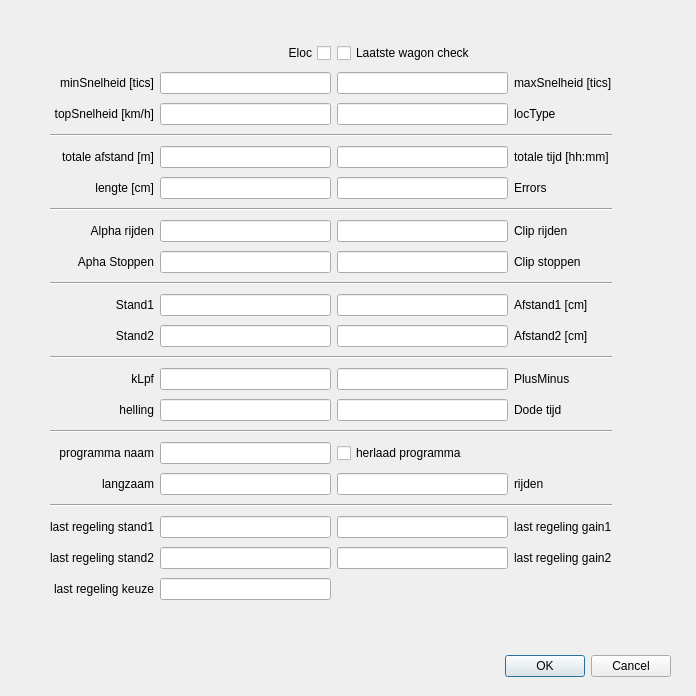
Zoev89/baan, file baanUI/QtRegelaarInstellingenDialoog.ui: the form before one commit.
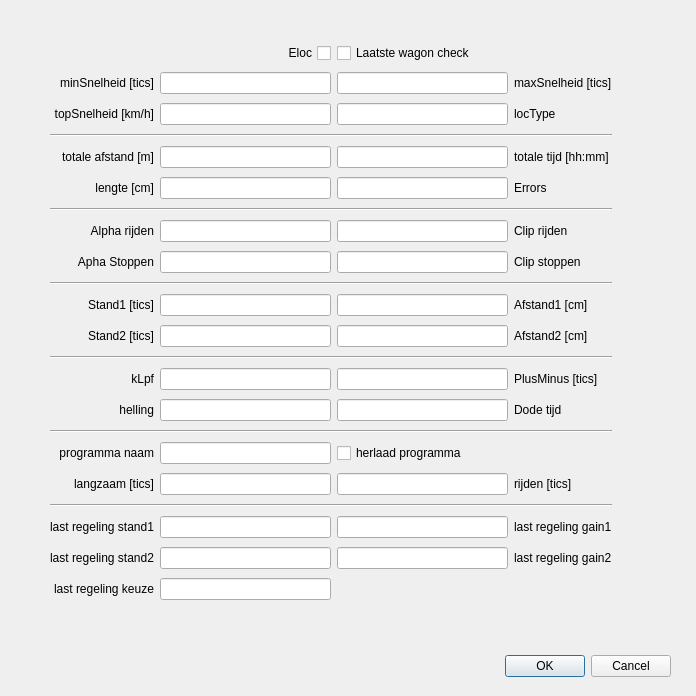
The form after the commit.

Commit message: RegelaarInstellingDialoog bijna compleet alleen geen uitleg van het laatste experiementele stuk. BaanZoek test mock warnings weg. Alleen moet ik die static's weghalen

```diff
--- a/baanUI/QtRegelaarInstellingenDialoog.ui
+++ b/baanUI/QtRegelaarInstellingenDialoog.ui
@@ -262,7 +262,7 @@
     <item row="11" column="0">
      <widget class="QLabel" name="label_12">
       <property name="text">
-       <string>Stand2</string>
+       <string>Stand2 [tics]</string>
       </property>
       <property name="alignment">
        <set>Qt::AlignRight|Qt::AlignTrailing|Qt::AlignVCenter</set>
@@ -282,7 +282,7 @@
     <item row="10" column="0">
      <widget class="QLabel" name="label_11">
       <property name="text">
-       <string>Stand1</string>
+       <string>Stand1 [tics]</string>
       </property>
       <property name="alignment">
        <set>Qt::AlignRight|Qt::AlignTrailing|Qt::AlignVCenter</set>
@@ -315,7 +315,7 @@
     <item row="13" column="3">
      <widget class="QLabel" name="label_17">
       <property name="text">
-       <string>PlusMinus</string>
+       <string>PlusMinus [tics]</string>
       </property>
      </widget>
     </item>
@@ -365,7 +365,7 @@
     <item row="17" column="3">
      <widget class="QLabel" name="label_22">
       <property name="text">
-       <string>rijden</string>
+       <string>rijden [tics]</string>
       </property>
      </widget>
     </item>
@@ -375,7 +375,7 @@
     <item row="17" column="0">
      <widget class="QLabel" name="label_21">
       <property name="text">
-       <string>langzaam</string>
+       <string>langzaam [tics]</string>
       </property>
       <property name="alignment">
        <set>Qt::AlignRight|Qt::AlignTrailing|Qt::AlignVCenter</set>
```
The commit also changes 9 other files.
